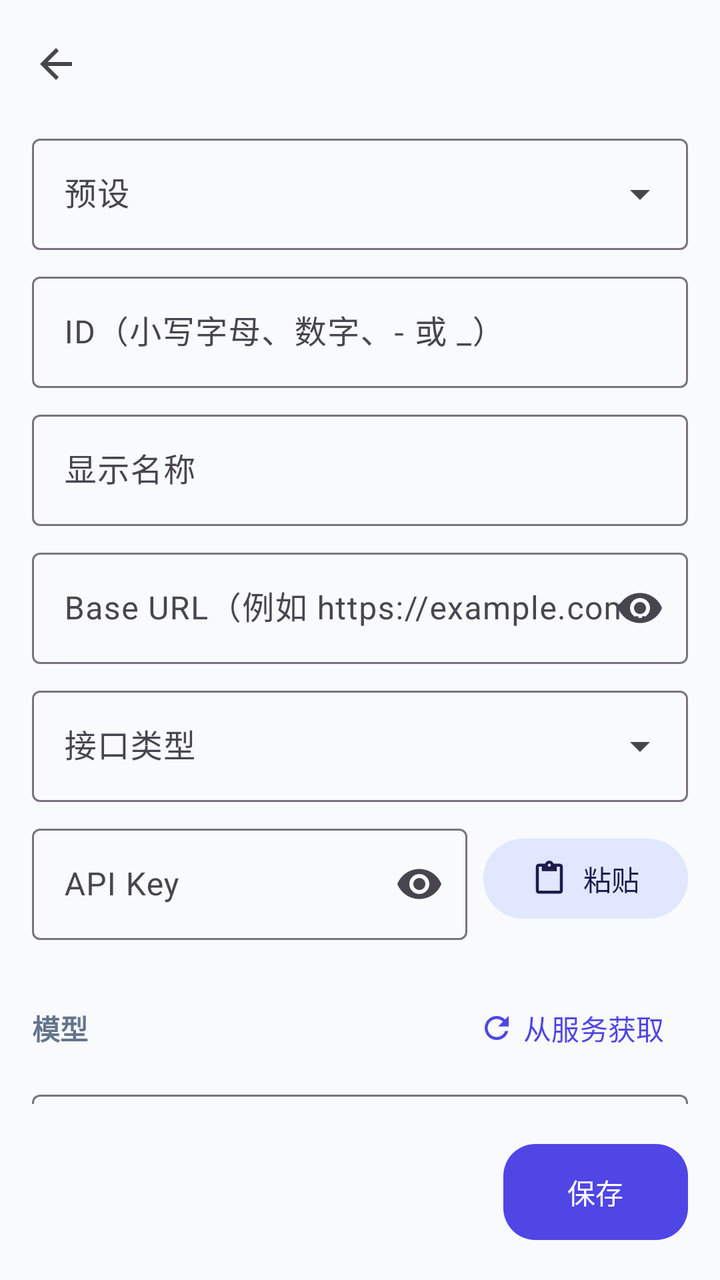
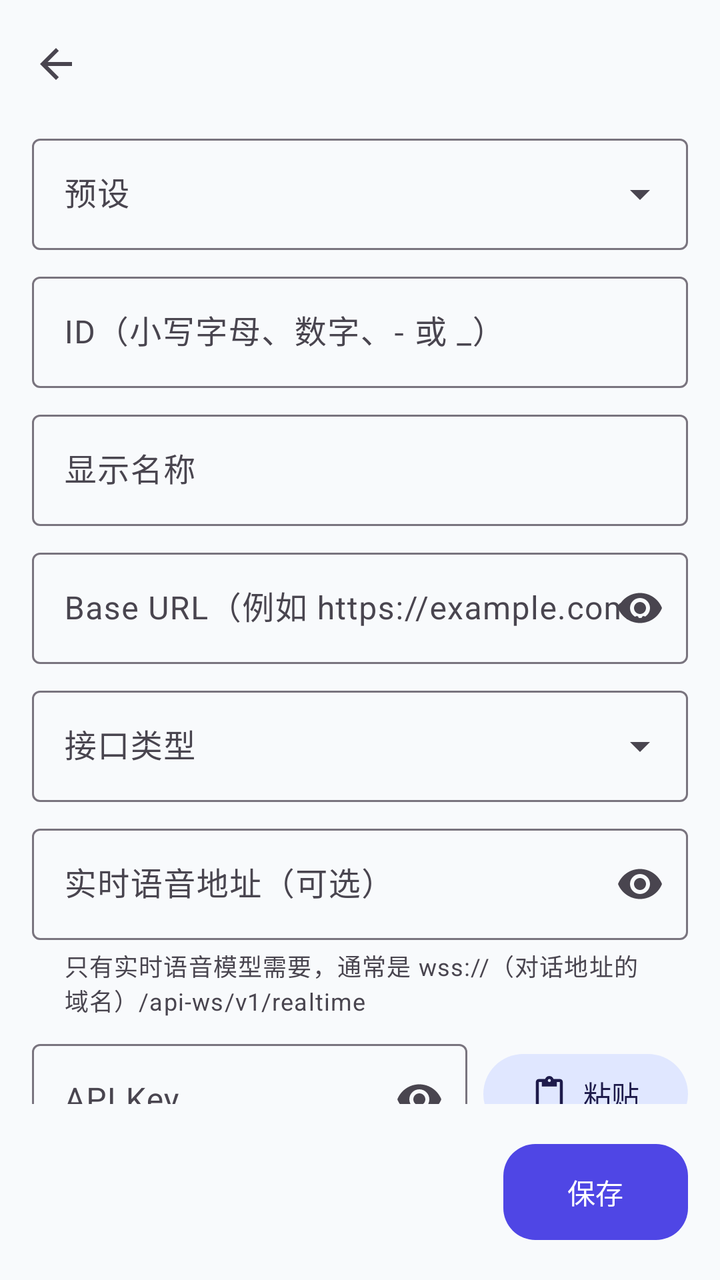

The first picture is an Android layout as it rendered before a commit; the second is the same layout after the commit. The layout source and the unified diff follow.
<!-- AndroidManifest.xml: application theme Theme.Artemis -->
<!-- res/layout/activity_provider_edit.xml -->
<?xml version="1.0" encoding="utf-8"?>
<LinearLayout xmlns:android="http://schemas.android.com/apk/res/android"
    xmlns:app="http://schemas.android.com/apk/res-auto"
    android:layout_width="match_parent"
    android:layout_height="match_parent"
    android:background="@color/surface"
    android:fitsSystemWindows="true"
    android:orientation="vertical">

    <com.google.android.material.appbar.MaterialToolbar
        android:id="@+id/toolbar"
        android:layout_width="match_parent"
        android:layout_height="?attr/actionBarSize"
        app:navigationIcon="@drawable/ic_back" />

    <androidx.core.widget.NestedScrollView
        android:layout_width="match_parent"
        android:layout_height="0dp"
        android:layout_weight="1">

        <LinearLayout
            android:layout_width="match_parent"
            android:layout_height="wrap_content"
            android:orientation="vertical"
            android:paddingHorizontal="16dp"
            android:paddingBottom="16dp">

            <com.google.android.material.textfield.TextInputLayout
                android:id="@+id/preset_layout"
                style="@style/Widget.Material3.TextInputLayout.OutlinedBox.ExposedDropdownMenu"
                android:layout_width="match_parent"
                android:layout_height="wrap_content"
                android:layout_marginBottom="8dp"
                android:hint="@string/preset">

                <com.google.android.material.textfield.MaterialAutoCompleteTextView
                    android:id="@+id/preset"
                    android:layout_width="match_parent"
                    android:layout_height="wrap_content"
                    android:inputType="none" />
            </com.google.android.material.textfield.TextInputLayout>

            <com.google.android.material.textfield.TextInputLayout
                android:id="@+id/id_layout"
                style="@style/Widget.Material3.TextInputLayout.OutlinedBox"
                android:layout_width="match_parent"
                android:layout_height="wrap_content"
                android:hint="@string/provider_id">

                <com.google.android.material.textfield.TextInputEditText
                    android:id="@+id/provider_id"
                    android:layout_width="match_parent"
                    android:layout_height="wrap_content"
                    android:inputType="textNoSuggestions|textVisiblePassword" />
            </com.google.android.material.textfield.TextInputLayout>

            <com.google.android.material.textfield.TextInputLayout
                style="@style/Widget.Material3.TextInputLayout.OutlinedBox"
                android:layout_width="match_parent"
                android:layout_height="wrap_content"
                android:layout_marginTop="8dp"
                android:hint="@string/provider_name">

                <com.google.android.material.textfield.TextInputEditText
                    android:id="@+id/provider_name"
                    android:layout_width="match_parent"
                    android:layout_height="wrap_content"
                    android:inputType="text" />
            </com.google.android.material.textfield.TextInputLayout>

            
            <com.google.android.material.textfield.TextInputLayout
                android:id="@+id/url_layout"
                style="@style/Widget.Material3.TextInputLayout.OutlinedBox"
                android:layout_width="match_parent"
                android:layout_height="wrap_content"
                android:layout_marginTop="8dp"
                android:hint="@string/base_url"
                app:endIconMode="password_toggle">

                <com.google.android.material.textfield.TextInputEditText
                    android:id="@+id/base_url"
                    android:layout_width="match_parent"
                    android:layout_height="wrap_content"
                    android:inputType="textPassword" />
            </com.google.android.material.textfield.TextInputLayout>

            <com.google.android.material.textfield.TextInputLayout
                style="@style/Widget.Material3.TextInputLayout.OutlinedBox.ExposedDropdownMenu"
                android:layout_width="match_parent"
                android:layout_height="wrap_content"
                android:layout_marginTop="8dp"
                android:hint="@string/api_type">

                <com.google.android.material.textfield.MaterialAutoCompleteTextView
                    android:id="@+id/api_type"
                    android:layout_width="match_parent"
                    android:layout_height="wrap_content"
                    android:inputType="none" />
            </com.google.android.material.textfield.TextInputLayout>

            <LinearLayout
                android:layout_width="match_parent"
                android:layout_height="wrap_content"
                android:layout_marginTop="8dp"
                android:gravity="center_vertical"
                android:orientation="horizontal">

                <com.google.android.material.textfield.TextInputLayout
                    android:id="@+id/key_layout"
                    style="@style/Widget.Material3.TextInputLayout.OutlinedBox"
                    android:layout_width="0dp"
                    android:layout_height="wrap_content"
                    android:layout_weight="1"
                    android:hint="@string/api_key"
                    app:endIconMode="password_toggle">

                    <com.google.android.material.textfield.TextInputEditText
                        android:id="@+id/api_key"
                        android:layout_width="match_parent"
                        android:layout_height="wrap_content"
                        android:inputType="textPassword" />
                </com.google.android.material.textfield.TextInputLayout>

                <com.google.android.material.button.MaterialButton
                    android:id="@+id/paste_key"
                    style="@style/Widget.Material3.Button.TonalButton"
                    android:layout_width="wrap_content"
                    android:layout_height="wrap_content"
                    android:layout_marginStart="8dp"
                    android:text="@string/paste"
                    app:icon="@drawable/ic_paste" />
            </LinearLayout>

            <LinearLayout
                android:layout_width="match_parent"
                android:layout_height="wrap_content"
                android:layout_marginTop="20dp"
                android:gravity="center_vertical"
                android:orientation="horizontal">

                <TextView
                    android:layout_width="0dp"
                    android:layout_height="wrap_content"
                    android:layout_weight="1"
                    android:text="@string/models"
                    android:textAppearance="@style/TextAppearance.Artemis.Section" />

                <com.google.android.material.button.MaterialButton
                    android:id="@+id/fetch_models"
                    style="@style/Widget.Material3.Button.TextButton"
                    android:layout_width="wrap_content"
                    android:layout_height="wrap_content"
                    android:text="@string/fetch_models"
                    app:icon="@drawable/ic_refresh" />
            </LinearLayout>

            <com.google.android.material.chip.ChipGroup
                android:id="@+id/model_chips"
                android:layout_width="match_parent"
                android:layout_height="wrap_content" />

            <com.google.android.material.textfield.TextInputLayout
                style="@style/Widget.Material3.TextInputLayout.OutlinedBox"
                android:layout_width="match_parent"
                android:layout_height="wrap_content"
                android:layout_marginTop="4dp"
                android:hint="@string/model_add_hint">

                <com.google.android.material.textfield.TextInputEditText
                    android:id="@+id/model_input"
                    android:layout_width="match_parent"
                    android:layout_height="wrap_content"
                    android:imeOptions="actionDone"
                    android:inputType="textNoSuggestions|textVisiblePassword" />
            </com.google.android.material.textfield.TextInputLayout>

            <TextView
                android:layout_width="match_parent"
                android:layout_height="wrap_content"
                android:layout_marginTop="20dp"
                android:text="@string/price_title"
                android:textAppearance="@style/TextAppearance.Artemis.Section" />

            <TextView
                android:layout_width="match_parent"
                android:layout_height="wrap_content"
                android:layout_marginBottom="6dp"
                android:text="@string/price_hint"
                android:textAppearance="@style/TextAppearance.Artemis.Caption" />

            <LinearLayout
                android:layout_width="match_parent"
                android:layout_height="wrap_content"
                android:orientation="horizontal">

                <com.google.android.material.textfield.TextInputLayout
                    style="@style/Widget.Material3.TextInputLayout.OutlinedBox"
                    android:layout_width="0dp"
                    android:layout_height="wrap_content"
                    android:layout_weight="2"
                    android:layout_marginEnd="6dp"
                    android:hint="@string/price_in">

                    <com.google.android.material.textfield.TextInputEditText
                        android:id="@+id/price_in"
                        android:layout_width="match_parent"
                        android:layout_height="wrap_content"
                        android:inputType="numberDecimal" />
                </com.google.android.material.textfield.TextInputLayout>

                <com.google.android.material.textfield.TextInputLayout
                    style="@style/Widget.Material3.TextInputLayout.OutlinedBox"
                    android:layout_width="0dp"
                    android:layout_height="wrap_content"
                    android:layout_weight="2"
                    android:layout_marginEnd="6dp"
                    android:hint="@string/price_out">

                    <com.google.android.material.textfield.TextInputEditText
                        android:id="@+id/price_out"
                        android:layout_width="match_parent"
                        android:layout_height="wrap_content"
                        android:inputType="numberDecimal" />
                </com.google.android.material.textfield.TextInputLayout>

                <com.google.android.material.textfield.TextInputLayout
                    style="@style/Widget.Material3.TextInputLayout.OutlinedBox"
                    android:layout_width="0dp"
                    android:layout_height="wrap_content"
                    android:layout_weight="1"
                    android:layout_marginEnd="6dp"
                    android:hint="@string/price_currency">

                    <com.google.android.material.textfield.TextInputEditText
                        android:id="@+id/price_currency"
                        android:layout_width="match_parent"
                        android:layout_height="wrap_content"
                        android:inputType="text" />
                </com.google.android.material.textfield.TextInputLayout>
            </LinearLayout>

            <TextView
                android:id="@+id/price_matches"
                android:layout_width="match_parent"
                android:layout_height="wrap_content"
                android:layout_marginTop="4dp"
                android:textAppearance="@style/TextAppearance.Artemis.Caption" />

            <com.google.android.material.button.MaterialButton
                android:id="@+id/test"
                style="@style/Widget.Material3.Button.OutlinedButton"
                android:layout_width="match_parent"
                android:layout_height="wrap_content"
                android:layout_marginTop="20dp"
                android:text="@string/test_connection" />

            <TextView
                android:id="@+id/test_result"
                android:layout_width="match_parent"
                android:layout_height="wrap_content"
                android:layout_marginTop="8dp"
                android:textAppearance="?attr/textAppearanceBodyMedium"
                android:visibility="gone" />
        </LinearLayout>
    </androidx.core.widget.NestedScrollView>

    <LinearLayout
        android:layout_width="match_parent"
        android:layout_height="wrap_content"
        android:gravity="end"
        android:orientation="horizontal"
        android:padding="16dp">

        <com.google.android.material.button.MaterialButton
            android:id="@+id/delete"
            style="@style/Widget.Material3.Button.TextButton"
            android:layout_width="wrap_content"
            android:layout_height="wrap_content"
            android:text="@string/delete"
            android:textColor="@color/danger"
            android:visibility="gone" />

        <View
            android:layout_width="0dp"
            android:layout_height="0dp"
            android:layout_weight="1" />

        <com.google.android.material.button.MaterialButton
            android:id="@+id/save"
            android:layout_width="wrap_content"
            android:layout_height="56dp"
            android:paddingHorizontal="32dp"
            android:text="@string/save"
            app:cornerRadius="16dp" />
    </LinearLayout>
</LinearLayout>
<!-- resources referenced by this layout -->
<resources>
  <color name="danger">#DC2626</color>
  <color name="surface">#F8FAFC</color>
  <!-- drawable ic_back (drawable) -->
  <vector xmlns:android="http://schemas.android.com/apk/res/android"
      android:width="24dp" android:height="24dp" android:viewportWidth="24" android:viewportHeight="24" android:tint="?attr/colorControlNormal">
      <path android:fillColor="#FF000000" android:pathData="M20,11H7.83l5.59,-5.59L12,4 4,12l8,8 1.41,-1.41L7.83,13H20v-2z"/>
  </vector>
  <!-- drawable ic_paste (drawable) -->
  <vector xmlns:android="http://schemas.android.com/apk/res/android"
      android:width="24dp" android:height="24dp" android:viewportWidth="24" android:viewportHeight="24" android:tint="?attr/colorControlNormal">
      <path android:fillColor="#FF000000" android:pathData="M19,2h-4.18C14.4,0.84 13.3,0 12,0c-1.3,0 -2.4,0.84 -2.82,2H5c-1.1,0 -2,0.9 -2,2v16c0,1.1 0.9,2 2,2h14c1.1,0 2,-0.9 2,-2V4c0,-1.1 -0.9,-2 -2,-2zM12,2c0.55,0 1,0.45 1,1s-0.45,1 -1,1 -1,-0.45 -1,-1 0.45,-1 1,-1zM19,20H5V4h2v3h10V4h2v16z"/>
  </vector>
  <!-- drawable ic_refresh (drawable) -->
  <vector xmlns:android="http://schemas.android.com/apk/res/android"
      android:width="24dp" android:height="24dp" android:viewportWidth="24" android:viewportHeight="24" android:tint="?attr/colorControlNormal">
      <path android:fillColor="#FF000000" android:pathData="M17.65,6.35C16.2,4.9 14.21,4 12,4c-4.42,0 -7.99,3.58 -7.99,8s3.57,8 7.99,8c3.73,0 6.84,-2.55 7.73,-6h-2.08c-0.82,2.33 -3.04,4 -5.65,4 -3.31,0 -6,-2.69 -6,-6s2.69,-6 6,-6c1.66,0 3.14,0.69 4.22,1.78L13,11h7V4l-2.35,2.35z"/>
  </vector>
  <string name="api_key">API Key</string>
  <string name="api_type">接口类型</string>
  <string name="base_url">Base URL（例如 https://example.com/v1）</string>
  <string name="delete">删除</string>
  <string name="fetch_models">从服务获取</string>
  <string name="model_add_hint">输入模型 ID 后按回车添加</string>
  <string name="models">模型</string>
  <string name="paste">粘贴</string>
  <string name="preset">预设</string>
  <string name="price_currency">货币</string>
  <string name="price_hint">常见模型会自动按内置的 LiteLLM 价格表估算花费；在这里填了价格，就以你填的为准（对这个服务的所有模型生效）。</string>
  <string name="price_in">输入 / 百万</string>
  <string name="price_out">输出 / 百万</string>
  <string name="price_title">价格（选填）</string>
  <string name="provider_id">ID（小写字母、数字、- 或 _）</string>
  <string name="provider_name">显示名称</string>
  <string name="save">保存</string>
  <string name="test_connection">测试连接</string>
  <style name="TextAppearance.Artemis.Caption" parent="TextAppearance.Material3.LabelMedium">
          <item name="android:textColor">@color/text_secondary</item>
      </style>
  <style name="TextAppearance.Artemis.Section" parent="TextAppearance.Material3.TitleSmall">
          <item name="android:textColor">@color/text_secondary</item>
          <item name="android:textStyle">bold</item>
      </style>
  <color name="text_secondary">#64748B</color>
  <color name="brand">#4F46E5</color>
  <color name="brand_container">#E0E7FF</color>
  <color name="on_brand_container">#1E1B4B</color>
  <color name="surface_card">#FFFFFF</color>
  <color name="outline">#E2E8F0</color>
  <style name="Widget.Artemis.Card" parent="Widget.Material3.CardView.Elevated">
          <item name="cardBackgroundColor">@color/surface_card</item>
          <item name="cardCornerRadius">20dp</item>
          <item name="cardElevation">1dp</item>
      </style>
  <!-- unchanged entries left out for length: 1 -->
</resources>

<!-- the commit's change to res/layout/activity_provider_edit.xml (unified diff, before → after) -->
@@ -97,6 +97,24 @@
                     android:layout_width="match_parent"
                     android:layout_height="wrap_content"
                     android:inputType="none" />
+            </com.google.android.material.textfield.TextInputLayout>
+
+            
+            <com.google.android.material.textfield.TextInputLayout
+                android:id="@+id/realtime_url_layout"
+                style="@style/Widget.Material3.TextInputLayout.OutlinedBox"
+                android:layout_width="match_parent"
+                android:layout_height="wrap_content"
+                android:layout_marginTop="8dp"
+                android:hint="@string/realtime_url"
+                app:endIconMode="password_toggle"
+                app:helperText="@string/realtime_url_hint">
+
+                <com.google.android.material.textfield.TextInputEditText
+                    android:id="@+id/realtime_url"
+                    android:layout_width="match_parent"
+                    android:layout_height="wrap_content"
+                    android:inputType="textPassword" />
             </com.google.android.material.textfield.TextInputLayout>
 
             <LinearLayout
<!-- resource entries referenced after the edit -->
@@ -33,6 +33,8 @@
   <string name="price_title">价格（选填）</string>
   <string name="provider_id">ID（小写字母、数字、- 或 _）</string>
   <string name="provider_name">显示名称</string>
+  <string name="realtime_url">实时语音地址（可选）</string>
+  <string name="realtime_url_hint">只有实时语音模型需要，通常是 wss://（对话地址的域名）/api-ws/v1/realtime</string>
   <string name="save">保存</string>
   <string name="test_connection">测试连接</string>
   <style name="TextAppearance.Artemis.Caption" parent="TextAppearance.Material3.LabelMedium">
